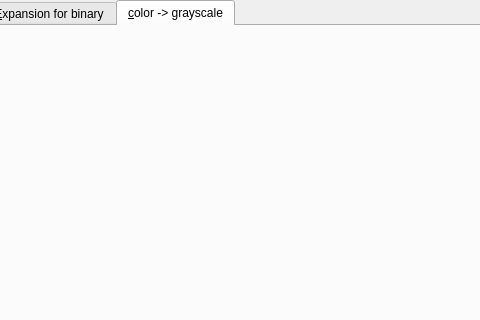
The window that resource/window/MainWindow.ui (iluminate1/ImgEditor) describes before a commit, drawn with Qt 5; both pictures show x 432 to 912 and y 0 to 320 of the 1202 by 655 pixel window.
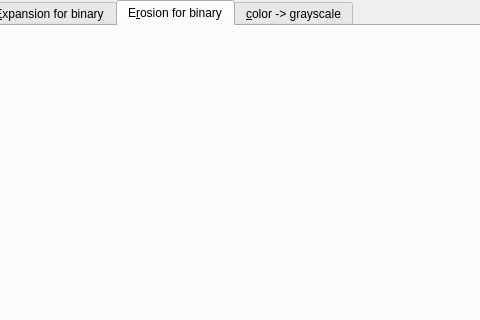
The same window after the commit.

Commit message: chore: add erosion widget ui

```diff
--- a/resource/window/MainWindow.ui
+++ b/resource/window/MainWindow.ui
@@ -20,7 +20,7 @@
    <string>imgEditor</string>
   </property>
   <widget class="QWidget" name="centralwidget">
-   <layout class="QHBoxLayout" name="image_editro_window_layout">
+   <layout class="QVBoxLayout" name="verticalLayout">
     <property name="sizeConstraint">
      <enum>QLayout::SizeConstraint::SetDefaultConstraint</enum>
     </property>
@@ -98,6 +98,15 @@
        </attribute>
        <layout class="QVBoxLayout" name="tab_expansion_layout"/>
       </widget>
+      <widget class="QWidget" name="tab_erosion">
+       <attribute name="title">
+        <string>E&amp;rosion for binary</string>
+       </attribute>
+       <attribute name="toolTip">
+        <string>Erosion filter for binary images</string>
+       </attribute>
+       <layout class="QVBoxLayout" name="tab_erosion_layout"/>
+      </widget>
       <widget class="QWidget" name="tab_rgb_to_grayscale">
        <attribute name="title">
         <string>&amp;color -&gt; grayscale</string>
```
The commit also changes 1 other file.
